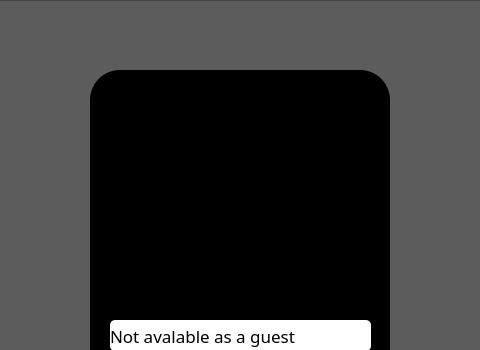
Qt form ui/mainmenu.ui (DoMinhTuong/python-app) before a commit; both pictures show x 320 to 800 and y 0 to 350 of the 1250 by 800 pixel window.
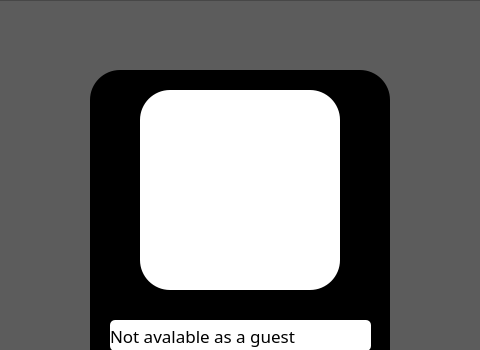
The same form after that commit. The open tabs and pages were chosen to show the change. Icons and pictures are not drawn.

```diff
--- a/ui/mainmenu.ui
+++ b/ui/mainmenu.ui
@@ -152,6 +152,22 @@
          <pixmap>../img/download.png</pixmap>
         </property>
        </widget>
+       <widget class="QPushButton" name="btn_avatar">
+        <property name="geometry">
+         <rect>
+          <x>50</x>
+          <y>20</y>
+          <width>200</width>
+          <height>200</height>
+         </rect>
+        </property>
+        <property name="styleSheet">
+         <string notr="true">background-color:rgb(255, 255, 255);</string>
+        </property>
+        <property name="text">
+         <string/>
+        </property>
+       </widget>
       </widget>
       <widget class="QPushButton" name="setting">
        <property name="geometry">
```
Left out of the diff: 2 changed lines with no effect on the pictures.
